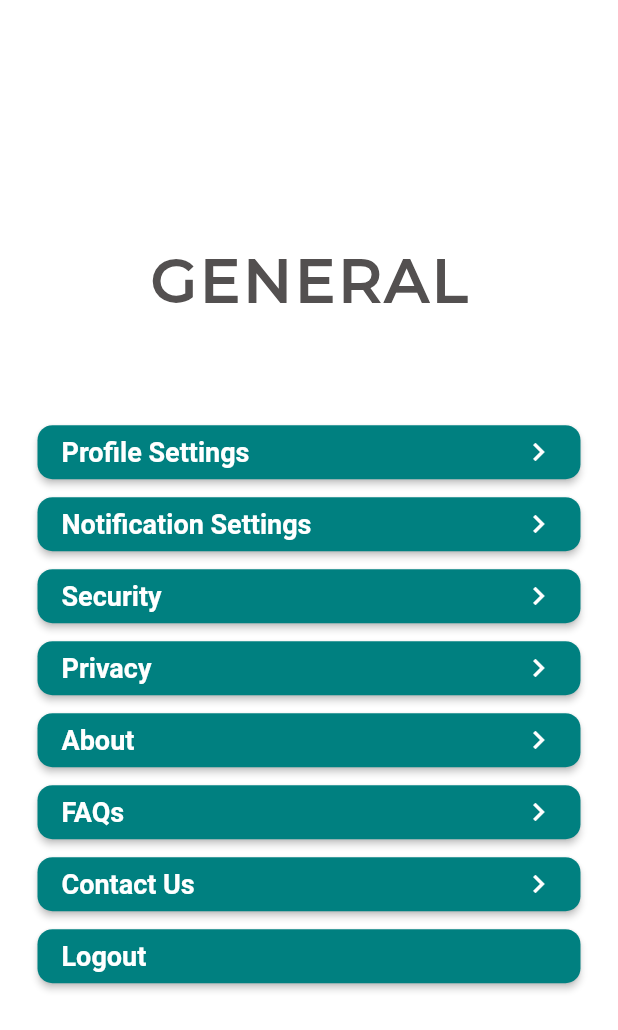
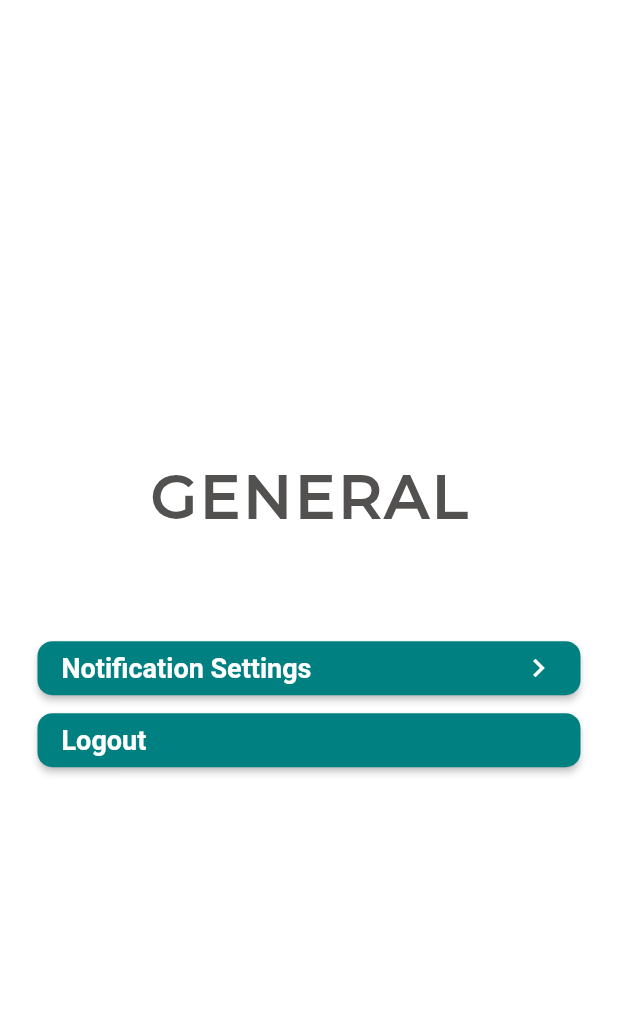
Before and after one commit to M-Manas-s/Paavya, a Flutter app: the setting_Screen screen opened directly, on a phone screen of 412 x 824 dp. Shown: the top 1030 px of the screen. Run offline on Flutter 3.47's test engine with Material 2 defaults, Android fonts, the phone set to English and light mode, and no system bars; our stand-ins replace auto_size_text, cloud_firestore, contained_tab_bar_view, custom_navigation_bar, email_validator, firebase_auth and 13 more; missing offline and left inert: flutter_audio_query, stepper_counter_swipe; accounts and stored records are empty; statements that could not run were skipped.

Commit message:
changed app name made some more changes

```diff
--- a/lib/main.dart
+++ b/lib/main.dart
@@ -36,8 +36,7 @@ Future<void> main() async {
         splashColor: Colors.transparent,
         highlightColor: Colors.transparent,
         accentColor: Color(0xFF8CC4C4)),
-    home:
-    email != null ? navBar() : welcome_Screen(),
+    home: email != null ? navBar() : welcome_Screen(),
     routes: {
       welcome_Screen.id: (context) => welcome_Screen(),
       sign_Screen.id: (context) => sign_Screen(),
--- a/lib/screens/experiment.dart
+++ b/lib/screens/experiment.dart
@@ -262,6 +262,7 @@ class _SliverHomeState extends State<SliverHome> {
                           Expanded(
                               flex: 3,
                               child: Image(
+                                height: query.height / 8,
                                 image: AssetImage("assets/images/counter.png"),
                               )),
                           Expanded(
--- a/lib/screens/registration_Screen.dart
+++ b/lib/screens/registration_Screen.dart
@@ -60,7 +60,7 @@ class _registration_ScreenState extends State<registration_Screen> {
                             style: kheroLogoText.copyWith(
                                 fontFamily: "Samarkan",
                                 fontSize: 48,
-                                color: Colors.white),
+                                color: Colors.black),
                             textAlign: TextAlign.center,
                           ),
                           // Hero(
@@ -76,7 +76,7 @@ class _registration_ScreenState extends State<registration_Screen> {
                           //   ),
                           // ),
                           SizedBox(
-                            height: MediaQuery.of(context).size.height * 0.05,
+                            height: MediaQuery.of(context).size.height * 0.02,
                           ),
                           Padding(
                             padding: signPadding,
--- a/lib/screens/settings.dart
+++ b/lib/screens/settings.dart
@@ -11,10 +11,7 @@ bool padReminder;
 bool periodReminder;
 int periodRemDay;
 
-enum optionType{
-  checkbox,
-  dropDownList
-}
+enum optionType { checkbox, dropDownList }
 
 class funcAndChild {
   final Function fun;
@@ -23,7 +20,12 @@ class funcAndChild {
   final optionType opt;
   final List<String> itemList;
 
-  funcAndChild({@required this.child, @required this.fun, @required this.cond, @required this.opt, this.itemList});
+  funcAndChild(
+      {@required this.child,
+      @required this.fun,
+      @required this.cond,
+      @required this.opt,
+      this.itemList});
 }
 
 class setting_Screen extends StatefulWidget {
@@ -35,11 +37,10 @@ class _setting_ScreenState extends State<setting_Screen> {
   FirebaseAuth _auth = FirebaseAuth.instance;
   SharedPreferences prefs;
 
-  Future<void> load()
-  async {
+  Future<void> load() async {
     prefs = await SharedPreferences.getInstance();
     padReminder = prefs.getBool('padReminder') ?? true;
-    periodReminder = prefs.getBool('periodReminder') ?? true ;
+    periodReminder = prefs.getBool('periodReminder') ?? true;
     periodRemDay = prefs.getInt('periodRemDay') ?? 7;
   }
 
@@ -72,9 +73,6 @@ class _setting_ScreenState extends State<setting_Screen> {
               height: MediaQuery.of(context).size.height * 0.08,
             ),
             settingsButton(
-              title: "Profile Settings",
-            ),
-            settingsButton(
               title: "Notification Settings",
               widgetList: [
                 funcAndChild(
@@ -99,8 +97,8 @@ class _setting_ScreenState extends State<setting_Screen> {
                   ),
                   fun: () {
                     periodReminder = !periodReminder;
-                    prefs.setBool('periodReminder',periodReminder);
-                    if ( periodReminder )
+                    prefs.setBool('periodReminder', periodReminder);
+                    if (periodReminder)
                       cycleBeginNotif();
                     else
                       cancelNotif();
@@ -123,24 +121,8 @@ class _setting_ScreenState extends State<setting_Screen> {
                     cond: <bool>() {
                       return periodRemDay;
                     },
-                  itemList : <String>['7','4','3']
-                )
+                    itemList: <String>['7', '4', '3'])
               ],
-            ),
-            settingsButton(
-              title: "Security",
-            ),
-            settingsButton(
-              title: "Privacy",
-            ),
-            settingsButton(
-              title: "About",
-            ),
-            settingsButton(
-              title: "FAQs",
-            ),
-            settingsButton(
-              title: "Contact Us",
             ),
             settingsButton(
               title: "Logout",
--- a/lib/screens/sign_Screen.dart
+++ b/lib/screens/sign_Screen.dart
@@ -73,8 +73,8 @@ class _sign_ScreenState extends State<sign_Screen> {
                                   "Naari",
                                   style: kheroLogoText.copyWith(
                                       fontFamily: "Samarkan",
-                                      fontSize: 48,
-                                      color: Colors.white),
+                                      fontSize: 52,
+                                      color: Colors.black),
                                   textAlign: TextAlign.center,
                                 ),
                                 // Hero(
```
Also changed, not shown: lib/screens/calendar_page.dart (+16 -19 lines), lib/screens/welcome_screen.dart (+10 -16 lines), 1 other file. Lines whose indentation alone changed are shown as unchanged.
